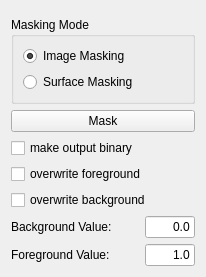
The window that Plugins/org.mitk.gui.qt.multilabelsegmentation/src/internal/SegmentationUtilities/ImageMasking/QmitkImageMaskingWidgetControls.ui (MITK/MITK) describes before a commit, drawn with Qt 5.
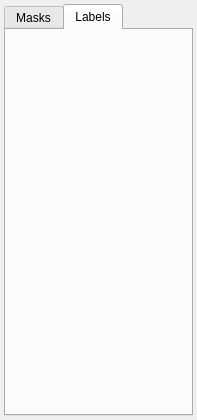
The same window after the commit. Custom widgets are drawn as their Qt base class.

Commit message: enabled surface and mask stamp for labels in the utilities widget

```diff
--- a/Plugins/org.mitk.gui.qt.multilabelsegmentation/src/internal/SegmentationUtilities/ImageMasking/QmitkImageMaskingWidgetControls.ui
+++ b/Plugins/org.mitk.gui.qt.multilabelsegmentation/src/internal/SegmentationUtilities/ImageMasking/QmitkImageMaskingWidgetControls.ui
@@ -6,11 +6,33 @@
    <rect>
     <x>0</x>
     <y>0</y>
-    <width>206</width>
-    <height>263</height>
+    <width>197</width>
+    <height>420</height>
    </rect>
   </property>
+  <layout class="QVBoxLayout" name="verticalLayout_4">
+   <property name="spacing">
+    <number>2</number>
+   </property>
+   <property name="margin">
+    <number>4</number>
+   </property>
+   <item>
+    <widget class="QTabWidget" name="tabWidget">
+     <property name="currentIndex">
+      <number>1</number>
+     </property>
+     <widget class="QWidget" name="m_tbMasks">
+      <attribute name="title">
+       <string>Masks</string>
+      </attribute>
   <layout class="QVBoxLayout" name="verticalLayout">
+       <property name="spacing">
+        <number>3</number>
+       </property>
+       <property name="margin">
+        <number>4</number>
+       </property>
    <item>
     <widget class="QmitkDataSelectionWidget" name="dataSelectionWidget" native="true"/>
    </item>
@@ -168,10 +190,59 @@
      <property name="sizeHint" stdset="0">
       <size>
        <width>20</width>
-       <height>273</height>
+           <height>8</height>
       </size>
      </property>
     </spacer>
+       </item>
+      </layout>
+     </widget>
+     <widget class="QWidget" name="m_tbLabels">
+      <attribute name="title">
+       <string>Labels</string>
+      </attribute>
+      <layout class="QVBoxLayout" name="verticalLayout_3">
+       <property name="spacing">
+        <number>3</number>
+       </property>
+       <property name="margin">
+        <number>4</number>
+       </property>
+       <item>
+        <widget class="QmitkLabelSetWidget" name="m_LabelSetWidget" native="true">
+         <property name="sizePolicy">
+          <sizepolicy hsizetype="Preferred" vsizetype="MinimumExpanding">
+           <horstretch>0</horstretch>
+           <verstretch>0</verstretch>
+          </sizepolicy>
+         </property>
+         <property name="minimumSize">
+          <size>
+           <width>0</width>
+           <height>50</height>
+          </size>
+         </property>
+        </widget>
+       </item>
+       <item>
+        <widget class="QmitkMaskStampWidget" name="m_MaskStampWidget" native="true"/>
+       </item>
+       <item>
+        <spacer name="verticalSpacer_2">
+         <property name="orientation">
+          <enum>Qt::Vertical</enum>
+         </property>
+         <property name="sizeHint" stdset="0">
+          <size>
+           <width>20</width>
+           <height>113</height>
+          </size>
+         </property>
+        </spacer>
+       </item>
+      </layout>
+     </widget>
+    </widget>
    </item>
   </layout>
  </widget>
@@ -181,6 +252,18 @@
    <extends>QWidget</extends>
    <header>internal/Common/QmitkDataSelectionWidget.h</header>
   </customwidget>
+  <customwidget>
+   <class>QmitkLabelSetWidget</class>
+   <extends>QWidget</extends>
+   <header location="global">Qmitk/QmitkLabelSetWidget.h</header>
+   <container>1</container>
+  </customwidget>
+  <customwidget>
+   <class>QmitkMaskStampWidget</class>
+   <extends>QWidget</extends>
+   <header>QmitkMaskStampWidget.h</header>
+   <container>1</container>
+  </customwidget>
  </customwidgets>
  <resources/>
  <connections/>
```
Left out of the diff: 9 changed lines with no effect on the pictures. Lines whose indentation alone changed are shown as unchanged. The commit also changes 10 other files.
